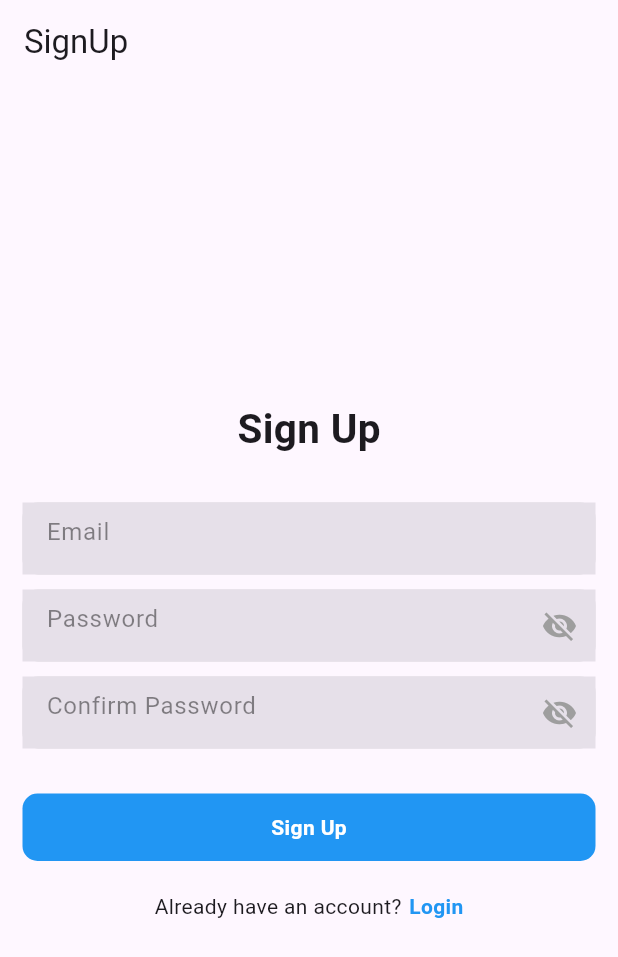
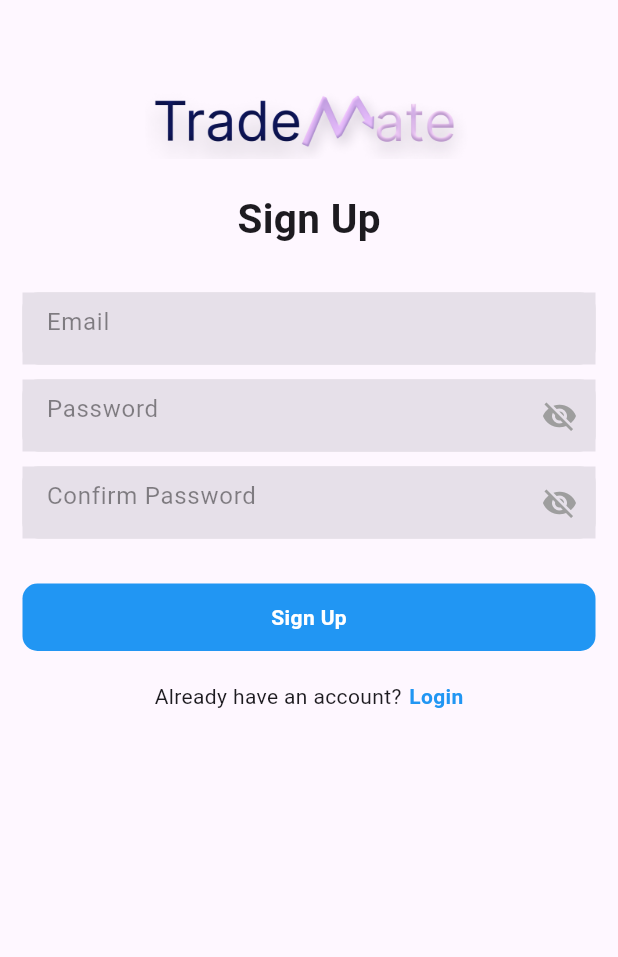
Before and after one commit to hamzenis/info-projekt, a Flutter app: the screen it shows after launch, after a tap on "Sign Up", on a phone screen of 412 x 824 dp. Shown: the top 957 px of the screen. Run offline on Flutter 3.47's test engine with Material 3 defaults, Android fonts, the phone set to English and light mode, and no system bars; our stand-ins replace cached_network_image, cloud_firestore, contained_tab_bar_view, firebase_auth, firebase_core, flutter_cache_manager and 5 more; missing offline and left inert: flutter_stripe; accounts and stored records are empty; network calls fail.

Commit message:
added tradematelogo and inserted it in login and signup page

```diff
--- a/info_projekt/lib/pages/login_page.dart
+++ b/info_projekt/lib/pages/login_page.dart
@@ -1,5 +1,6 @@
 import 'dart:convert';
 import 'package:firebase_auth/firebase_auth.dart';
+import 'package:flutter/foundation.dart';
 import 'package:flutter/material.dart';
 import 'package:info_projekt/services/disableLogIn_service.dart';
 import 'package:info_projekt/services/firebase_auth_services.dart';
@@ -45,7 +46,12 @@ class _LoginPageState extends State<LoginPage> {
           child: Column(
             mainAxisAlignment: MainAxisAlignment.center,
             children: [
-              const Spacer(),
+              Image.asset(
+                'lib/assets/tradematelogo_long.png',
+                height: kIsWeb ? 100 : 50,
+                width: 500,
+              ),
+              SizedBox(height: 20),
               const Text(
                 "Login",
                 style: TextStyle(fontSize: 27, fontWeight: FontWeight.bold),
@@ -163,7 +169,7 @@ class _LoginPageState extends State<LoginPage> {
                   ),
                 ],
               ),
-              const Spacer(flex: 2),
+              const Spacer(flex: 4),
             ],
           ),
         ),
--- a/info_projekt/lib/pages/sign_up_page.dart
+++ b/info_projekt/lib/pages/sign_up_page.dart
@@ -1,4 +1,5 @@
 import 'package:firebase_auth/firebase_auth.dart';
+import 'package:flutter/foundation.dart';
 import 'package:flutter/material.dart';
 import 'package:info_projekt/services/firebase_auth_services.dart';
 import 'package:info_projekt/common/toast.dart';
@@ -39,7 +40,6 @@ class _SignUpPageState extends State<SignUpPage> {
     return Scaffold(
       appBar: AppBar(
         automaticallyImplyLeading: false,
-        title: const Text("SignUp"),
       ),
       body: Center(
         child: Padding(
@@ -47,6 +47,12 @@ class _SignUpPageState extends State<SignUpPage> {
           child: Column(
             mainAxisAlignment: MainAxisAlignment.center,
             children: [
+              Image.asset(
+                'lib/assets/tradematelogo_long.png',
+                height: kIsWeb ? 100 : 50,
+                width: 500,
+              ),
+              SizedBox(height: 20),
               const Text(
                 "Sign Up",
                 style: TextStyle(fontSize: 27, fontWeight: FontWeight.bold),
@@ -124,9 +130,10 @@ class _SignUpPageState extends State<SignUpPage> {
                       style: TextStyle(
                           color: Colors.blue, fontWeight: FontWeight.bold),
                     ),
-                  )
+                  ),
                 ],
-              )
+              ),
+              Spacer(),
             ],
           ),
         ),
--- a/info_projekt/pubspec.yaml
+++ b/info_projekt/pubspec.yaml
@@ -35,6 +35,7 @@ dependencies:
   provider: ^6.1.1
   buttons_tabbar: ^1.3.8
   contained_tab_bar_view: ^0.8.0
+  flutter_speed_dial: ^7.0.0
 
 dev_dependencies:
   intro_slider: ^2.3.4
@@ -47,3 +48,6 @@ dev_dependencies:
 
 flutter:
   uses-material-design: true
+  assets:
+    - lib/assets/trademate_logo.png
+    - lib/assets/tradematelogo_long.png
```
Also changed, not shown: info_projekt/lib/assets/trademate_logo.png (added), info_projekt/lib/assets/tradematelogo_long.png (added), info_projekt/pubspec.lock, 1 other file.
